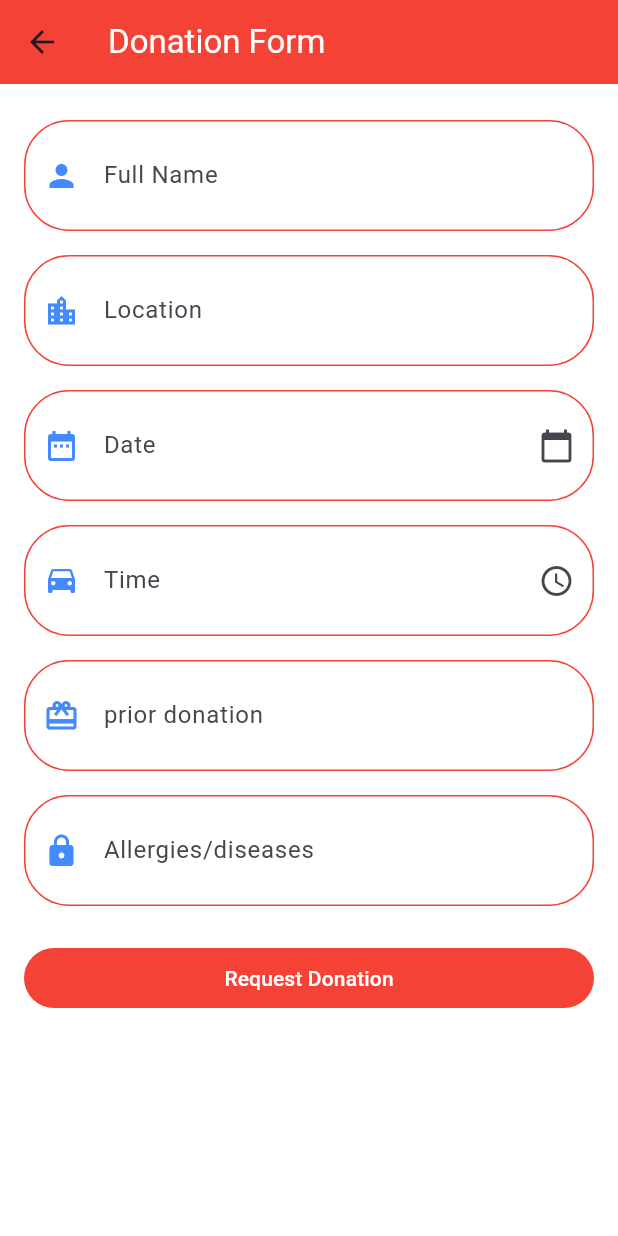
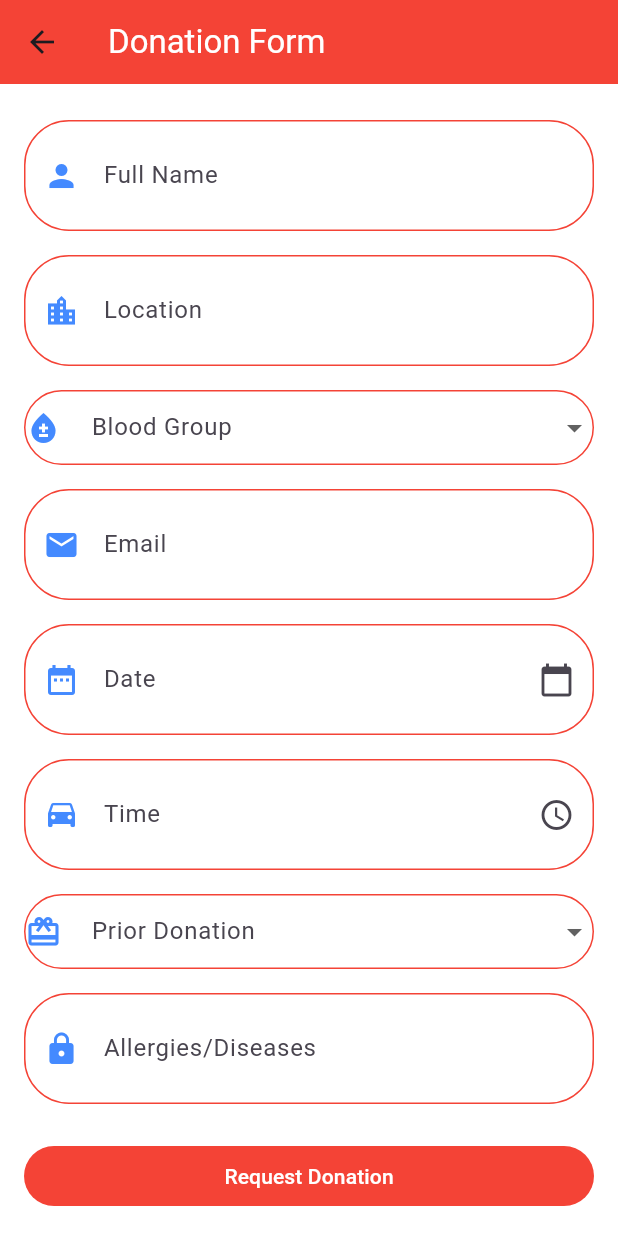
Before and after one commit to Gathika12/Blood-Donation-Mobile-App-Flutter, a Flutter app: the DonatePage screen opened directly, on a phone screen of 412 x 824 dp. Run offline on Flutter 3.47's test engine with Material 3 defaults, Android fonts, the phone set to English and light mode, and no system bars; our stand-ins replace cloud_firestore, firebase_auth, firebase_core; accounts and stored records are empty.

Commit message:
add email and blood group textfield and validate the donate page

```diff
--- a/blood donation/lib/donate.dart
+++ b/blood donation/lib/donate.dart
@@ -10,18 +10,32 @@ void main() {
 
 class DonatePage extends StatefulWidget {
   @override
-  _RegisterPageState createState() => _RegisterPageState();
+  _DonatePageState createState() => _DonatePageState();
 }
 
-class _RegisterPageState extends State<DonatePage> {
+class _DonatePageState extends State<DonatePage> {
+  final _formKey = GlobalKey<FormState>();
   TextEditingController _fullNameController = TextEditingController();
   TextEditingController _LocationController = TextEditingController();
   TextEditingController _DateController = TextEditingController();
   TextEditingController _TimeController = TextEditingController();
-  TextEditingController _PriordonationController = TextEditingController();
   TextEditingController _AllergiesController = TextEditingController();
+  TextEditingController _emailController = TextEditingController();
 
-  String? _selectedGender;
+  String? _selectedBloodGroup;
+  List<String> _bloodGroups = [
+    'A+',
+    'A-',
+    'B+',
+    'B-',
+    'AB+',
+    'AB-',
+    'O+',
+    'O-'
+  ];
+
+  String? _selectedPriorDonation;
+  List<String> _priorDonations = ['Yes', 'No'];
 
   Widget _buildOvalTextFieldWithIcon({
     required TextEditingController controller,
@@ -30,6 +44,7 @@ class _RegisterPageState extends State<DonatePage> {
     required BuildContext context,
     bool isDateField = false,
     bool isTimeField = false,
+    String? Function(String?)? validator,
   }) {
     return Container(
       margin: EdgeInsets.symmetric(vertical: 8.0),
@@ -60,6 +75,7 @@ class _RegisterPageState extends State<DonatePage> {
                 contentPadding: EdgeInsets.only(
                     left: 20.0, right: 10.0, top: 16.0, bottom: 16.0),
               ),
+              validator: validator,
             ),
           ),
           if (isDateField)
@@ -104,8 +120,63 @@ class _RegisterPageState extends State<DonatePage> {
   }
 
   void signUp() {
+    if (_formKey.currentState?.validate() ?? false) {
       ScaffoldMessenger.of(context)
-        .showSnackBar(SnackBar(content: Text('Create Account clicked')));
+          .showSnackBar(SnackBar(content: Text('Form is valid')));
+      Navigator.push(
+          context, MaterialPageRoute(builder: (context) => DashboardPage()));
+    } else {
+      ScaffoldMessenger.of(context)
+          .showSnackBar(SnackBar(content: Text('Form is not valid')));
+    }
+  }
+
+  Widget _buildDropdownField({
+    required String labelText,
+    required IconData icon,
+    required List<String> items,
+    required String? selectedItem,
+    required void Function(String?) onChanged,
+  }) {
+    return Container(
+      margin: EdgeInsets.symmetric(vertical: 8.0),
+      decoration: BoxDecoration(
+        borderRadius: BorderRadius.circular(30.0),
+        color: Colors.white,
+        border: Border.all(color: Colors.red),
+        boxShadow: [
+          BoxShadow(
+            color: Colors.white,
+            blurRadius: 5.0,
+            offset: Offset(0, 2),
+          ),
+        ],
+      ),
+      child: Row(
+        children: [
+          Icon(icon, color: Colors.blueAccent),
+          Expanded(
+            child: DropdownButtonFormField<String>(
+              value: selectedItem,
+              decoration: InputDecoration(
+                labelText: labelText,
+                border: InputBorder.none,
+                contentPadding: EdgeInsets.symmetric(horizontal: 20.0),
+              ),
+              items: items
+                  .map((item) => DropdownMenuItem<String>(
+                        value: item,
+                        child: Text(item),
+                      ))
+                  .toList(),
+              onChanged: onChanged,
+              validator: (value) =>
+                  value == null ? 'Please select an option' : null,
+            ),
+          ),
+        ],
+      ),
+    );
   }
 
   @override
@@ -124,6 +195,8 @@ class _RegisterPageState extends State<DonatePage> {
         backgroundColor: Colors.white,
         body: SingleChildScrollView(
           padding: EdgeInsets.all(16.0),
+          child: Form(
+            key: _formKey,
             child: Column(
               crossAxisAlignment: CrossAxisAlignment.stretch,
               children: [
@@ -132,12 +205,50 @@ class _RegisterPageState extends State<DonatePage> {
                   labelText: 'Full Name',
                   icon: Icons.person,
                   context: context,
+                  validator: (value) {
+                    if (value == null || value.isEmpty) {
+                      return 'Please enter your full name';
+                    }
+                    return null;
+                  },
                 ),
                 _buildOvalTextFieldWithIcon(
                   controller: _LocationController,
                   labelText: 'Location',
                   icon: Icons.location_city,
                   context: context,
+                  validator: (value) {
+                    if (value == null || value.isEmpty) {
+                      return 'Please enter your location';
+                    }
+                    return null;
+                  },
+                ),
+                _buildDropdownField(
+                  labelText: 'Blood Group',
+                  icon: Icons.bloodtype,
+                  items: _bloodGroups,
+                  selectedItem: _selectedBloodGroup,
+                  onChanged: (newValue) {
+                    setState(() {
+                      _selectedBloodGroup = newValue;
+                    });
+                  },
+                ),
+                _buildOvalTextFieldWithIcon(
+                  controller: _emailController,
+                  labelText: 'Email',
+                  icon: Icons.email,
+                  context: context,
+                  validator: (value) {
+                    if (value == null || value.isEmpty) {
+                      return 'Please enter your email';
+                    }
+                    if (!RegExp(r'^[^@]+@[^@]+\.[^@]+').hasMatch(value)) {
+                      return 'Please enter a valid email address';
+                    }
+                    return null;
+                  },
                 ),
                 _buildOvalTextFieldWithIcon(
                   controller: _DateController,
@@ -145,6 +256,12 @@ class _RegisterPageState extends State<DonatePage> {
                   icon: Icons.date_range,
                   context: context,
                   isDateField: true,
+                  validator: (value) {
+                    if (value == null || value.isEmpty) {
+                      return 'Please select a date';
+                    }
+                    return null;
+                  },
                 ),
                 _buildOvalTextFieldWithIcon(
                   controller: _TimeController,
@@ -152,25 +269,39 @@ class _RegisterPageState extends State<DonatePage> {
                   icon: Icons.time_to_leave,
                   context: context,
                   isTimeField: true,
+                  validator: (value) {
+                    if (value == null || value.isEmpty) {
+                      return 'Please select a time';
+                    }
+                    return null;
+                  },
                 ),
-              _buildOvalTextFieldWithIcon(
-                controller: _PriordonationController,
-                labelText: 'prior donation',
+                _buildDropdownField(
+                  labelText: 'Prior Donation',
                   icon: Icons.card_giftcard,
-                context: context,
+                  items: _priorDonations,
+                  selectedItem: _selectedPriorDonation,
+                  onChanged: (newValue) {
+                    setState(() {
+                      _selectedPriorDonation = newValue;
+                    });
+                  },
                 ),
                 _buildOvalTextFieldWithIcon(
                   controller: _AllergiesController,
-                labelText: 'Allergies/diseases',
+                  labelText: 'Allergies/Diseases',
                   icon: Icons.lock,
                   context: context,
+                  validator: (value) {
+                    if (value == null || value.isEmpty) {
+                      return 'Please enter any allergies or diseases';
+                    }
+                    return null;
+                  },
                 ),
                 SizedBox(height: 16.0),
                 ElevatedButton(
-                onPressed: () {
-                  Navigator.push(context,
-                      MaterialPageRoute(builder: (context) => DashboardPage()));
-                },
+                  onPressed: signUp,
                   child: Text('Request Donation',
                       style: TextStyle(color: Colors.white)),
                   style: ElevatedButton.styleFrom(
@@ -185,6 +316,7 @@ class _RegisterPageState extends State<DonatePage> {
             ),
           ),
         ),
+      ),
     );
   }
 
@@ -194,8 +326,8 @@ class _RegisterPageState extends State<DonatePage> {
     _LocationController.dispose();
     _DateController.dispose();
     _TimeController.dispose();
-    _PriordonationController.dispose();
     _AllergiesController.dispose();
+    _emailController.dispose();
     super.dispose();
   }
 }
```
Lines whose indentation alone changed are shown as unchanged.
